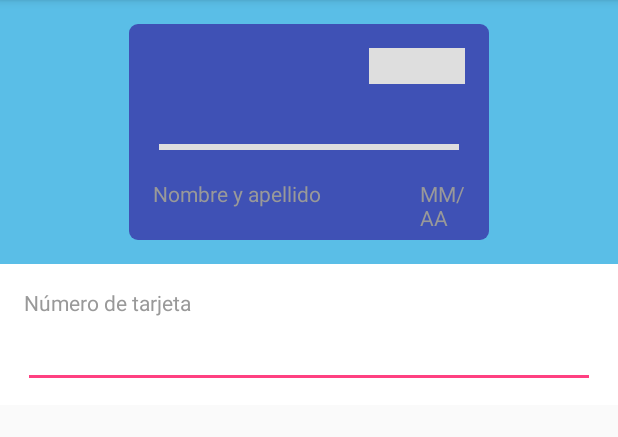
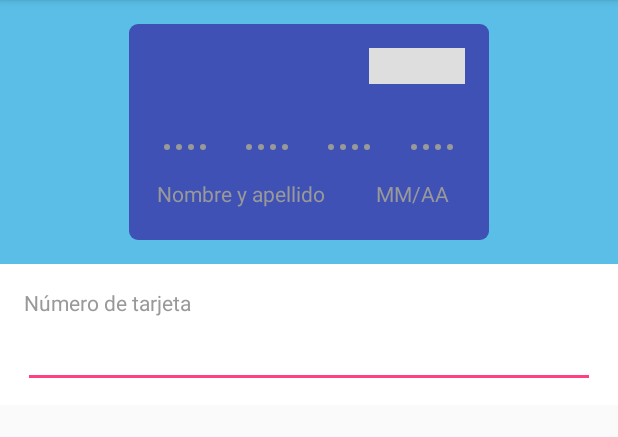
Before and after one commit to valeserber/IntegracionMP, an Android app: the CardActivity screen opened directly, with no data from a screen before it, on a phone screen of 412 x 824 dp, the part 84-521 px from its top. Run offline under Robolectric (Android 15) with nearby library versions, the phone set to English and light mode, and no system bars.

Commit message:
nice card view

```diff
--- /dev/null
+++ b/app/src/main/res/drawable/cardholder_dot.xml
@@ -0,0 +1,12 @@
+<?xml version="1.0" encoding="utf-8"?>
+<shape
+    xmlns:android="http://schemas.android.com/apk/res/android"
+    android:shape="oval">
+
+    <solid
+        android:color="@color/mpsdk_color_new_card_text"/>
+
+    <size
+        android:width="4dp"
+        android:height="4dp"/>
+</shape>
--- a/app/src/main/res/layout/activity_new_card_form.xml
+++ b/app/src/main/res/layout/activity_new_card_form.xml
@@ -31,6 +31,7 @@
             android:layout_width="match_parent"
             android:layout_height="wrap_content"
             android:layout_marginLeft="16dp"
+            android:layout_marginStart="16dp"
             android:layout_marginTop="16dp"
             android:textSize="14sp"
             android:textColor="@color/mpsdk_color_new_card_text"
@@ -40,6 +41,8 @@
             android:layout_height="wrap_content"
             android:layout_marginLeft="15dp"
             android:layout_marginRight="15dp"
-            android:layout_marginTop="2dp"/>
+            android:layout_marginTop="2dp"
+            android:inputType="number"
+            android:maxLength="16"/>
     </LinearLayout>
 </LinearLayout>
--- /dev/null
+++ b/app/src/main/res/layout/base_cardholder.xml
@@ -0,0 +1,146 @@
+<?xml version="1.0" encoding="utf-8"?>
+<LinearLayout xmlns:android="http://schemas.android.com/apk/res/android"
+    android:orientation="horizontal"
+    android:layout_width="match_parent"
+    android:layout_height="wrap_content"
+    android:gravity="center_horizontal"
+    android:weightSum="1">
+
+
+    <FrameLayout
+        android:layout_width="0dp"
+        android:layout_height="wrap_content"
+        android:layout_weight="0.25">
+        <FrameLayout
+            android:layout_width="wrap_content"
+            android:layout_height="wrap_content"
+            android:layout_gravity="center_horizontal">
+            <FrameLayout
+                android:layout_width="4dp"
+                android:layout_height="4dp"
+                android:background="@drawable/cardholder_dot">
+            </FrameLayout>
+            <FrameLayout
+                android:layout_width="4dp"
+                android:layout_height="4dp"
+                android:layout_marginLeft="8dp"
+                android:background="@drawable/cardholder_dot">
+            </FrameLayout>
+            <FrameLayout
+                android:layout_width="4dp"
+                android:layout_height="4dp"
+                android:layout_marginLeft="16dp"
+                android:background="@drawable/cardholder_dot">
+            </FrameLayout>
+            <FrameLayout
+                android:layout_width="4dp"
+                android:layout_height="4dp"
+                android:layout_marginLeft="24dp"
+                android:background="@drawable/cardholder_dot">
+            </FrameLayout>
+        </FrameLayout>
+    </FrameLayout>
+
+    <FrameLayout
+        android:layout_width="0dp"
+        android:layout_height="wrap_content"
+        android:layout_weight="0.25">
+        <FrameLayout
+            android:layout_width="wrap_content"
+            android:layout_height="wrap_content"
+            android:layout_gravity="center_horizontal">
+            <FrameLayout
+                android:layout_width="4dp"
+                android:layout_height="4dp"
+                android:background="@drawable/cardholder_dot">
+            </FrameLayout>
+            <FrameLayout
+                android:layout_width="4dp"
+                android:layout_height="4dp"
+                android:layout_marginLeft="8dp"
+                android:background="@drawable/cardholder_dot">
+            </FrameLayout>
+            <FrameLayout
+                android:layout_width="4dp"
+                android:layout_height="4dp"
+                android:layout_marginLeft="16dp"
+                android:background="@drawable/cardholder_dot">
+            </FrameLayout>
+            <FrameLayout
+                android:layout_width="4dp"
+                android:layout_height="4dp"
+                android:layout_marginLeft="24dp"
+                android:background="@drawable/cardholder_dot">
+            </FrameLayout>
+        </FrameLayout>
+    </FrameLayout>
+
+    <FrameLayout
+        android:layout_width="0dp"
+        android:layout_height="wrap_content"
+        android:layout_weight="0.25">
+        <FrameLayout
+            android:layout_width="wrap_content"
+            android:layout_height="wrap_content"
+            android:layout_gravity="center_horizontal">
+            <FrameLayout
+                android:layout_width="4dp"
+                android:layout_height="4dp"
+                android:background="@drawable/cardholder_dot">
+            </FrameLayout>
+            <FrameLayout
+                android:layout_width="4dp"
+                android:layout_height="4dp"
+                android:layout_marginLeft="8dp"
+                android:background="@drawable/cardholder_dot">
+            </FrameLayout>
+            <FrameLayout
+                android:layout_width="4dp"
+                android:layout_height="4dp"
+                android:layout_marginLeft="16dp"
+                android:background="@drawable/cardholder_dot">
+            </FrameLayout>
+            <FrameLayout
+                android:layout_width="4dp"
+                android:layout_height="4dp"
+                android:layout_marginLeft="24dp"
+                android:background="@drawable/cardholder_dot">
+            </FrameLayout>
+        </FrameLayout>
+    </FrameLayout>
+
+    <FrameLayout
+        android:layout_width="0dp"
+        android:layout_height="wrap_content"
+        android:layout_weight="0.25">
+        <FrameLayout
+            android:layout_width="wrap_content"
+            android:layout_height="wrap_content"
+            android:layout_gravity="center_horizontal">
+            <FrameLayout
+                android:layout_width="4dp"
+                android:layout_height="4dp"
+                android:background="@drawable/cardholder_dot">
+            </FrameLayout>
+            <FrameLayout
+                android:layout_width="4dp"
+                android:layout_height="4dp"
+                android:layout_marginLeft="8dp"
+                android:background="@drawable/cardholder_dot">
+            </FrameLayout>
+            <FrameLayout
+                android:layout_width="4dp"
+                android:layout_height="4dp"
+                android:layout_marginLeft="16dp"
+                android:background="@drawable/cardholder_dot">
+            </FrameLayout>
+            <FrameLayout
+                android:layout_width="4dp"
+                android:layout_height="4dp"
+                android:layout_marginLeft="24dp"
+                android:background="@drawable/cardholder_dot">
+            </FrameLayout>
+        </FrameLayout>
+    </FrameLayout>
+
+</LinearLayout>
--- a/app/src/main/res/layout/new_card_front.xml
+++ b/app/src/main/res/layout/new_card_front.xml
@@ -15,45 +15,45 @@
 
     </FrameLayout>
 
-
     <FrameLayout
         android:layout_width="match_parent"
-        android:layout_height="4dp"
+        android:layout_height="wrap_content"
         android:layout_marginTop="40dp"
-        android:layout_marginLeft="20dp"
-        android:layout_marginRight="20dp"
-        android:background="@color/mpsdk_color_new_card_image">
-
+        android:layout_marginLeft="10dp"
+        android:layout_marginRight="10dp">
+        <FrameLayout
+            android:layout_width="match_parent"
+            android:layout_height="wrap_content"
+            android:layout_gravity="center_horizontal">
+            <include layout="@layout/base_cardholder"/>
+        </FrameLayout>
     </FrameLayout>
 
-    <FrameLayout
+    <LinearLayout
         android:layout_width="match_parent"
-        android:layout_height="wrap_content">
-        <LinearLayout
-            android:layout_width="wrap_content"
         android:layout_height="wrap_content"
+        android:layout_gravity="center"
         android:orientation="horizontal"
-            android:layout_gravity="center">
+        android:weightSum="1">
         <TextView
-                android:layout_width="wrap_content"
+            android:layout_width="0dp"
             android:layout_height="wrap_content"
-                android:layout_marginLeft="16dp"
-                android:layout_marginRight="16dp"
             android:layout_marginTop="19dp"
+            android:layout_marginLeft="5dp"
+            android:layout_weight="0.6"
+            android:gravity="center"
             android:textSize="14sp"
             android:textColor="@color/mpsdk_color_new_card_text"
             android:text="Nombre y apellido"/>
         <TextView
-                android:layout_width="wrap_content"
+            android:layout_width="0dp"
             android:layout_height="wrap_content"
-                android:layout_marginLeft="50dp"
-                android:layout_marginRight="16dp"
             android:layout_marginTop="19dp"
+            android:layout_marginRight="5dp"
+            android:layout_weight="0.4"
+            android:gravity="center"
             android:textSize="14sp"
             android:textColor="@color/mpsdk_color_new_card_text"
             android:text="MM/AA"/>
     </LinearLayout>
-
-    </FrameLayout>
-
 </LinearLayout>
```
Lines whose indentation alone changed are shown as unchanged.
